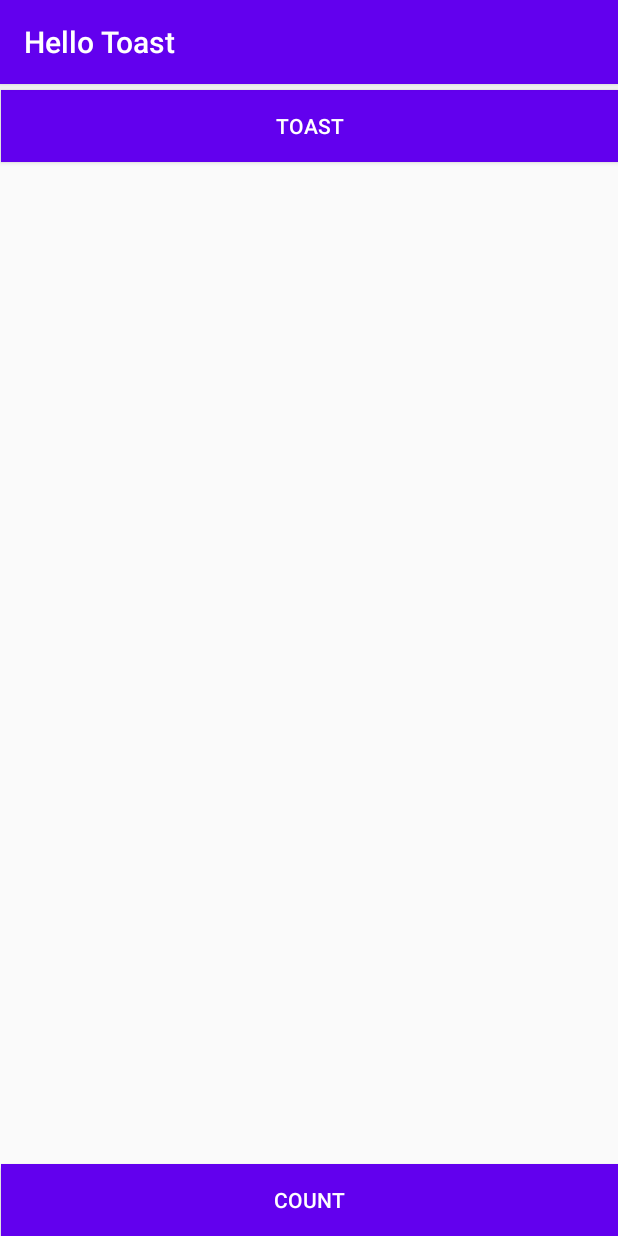
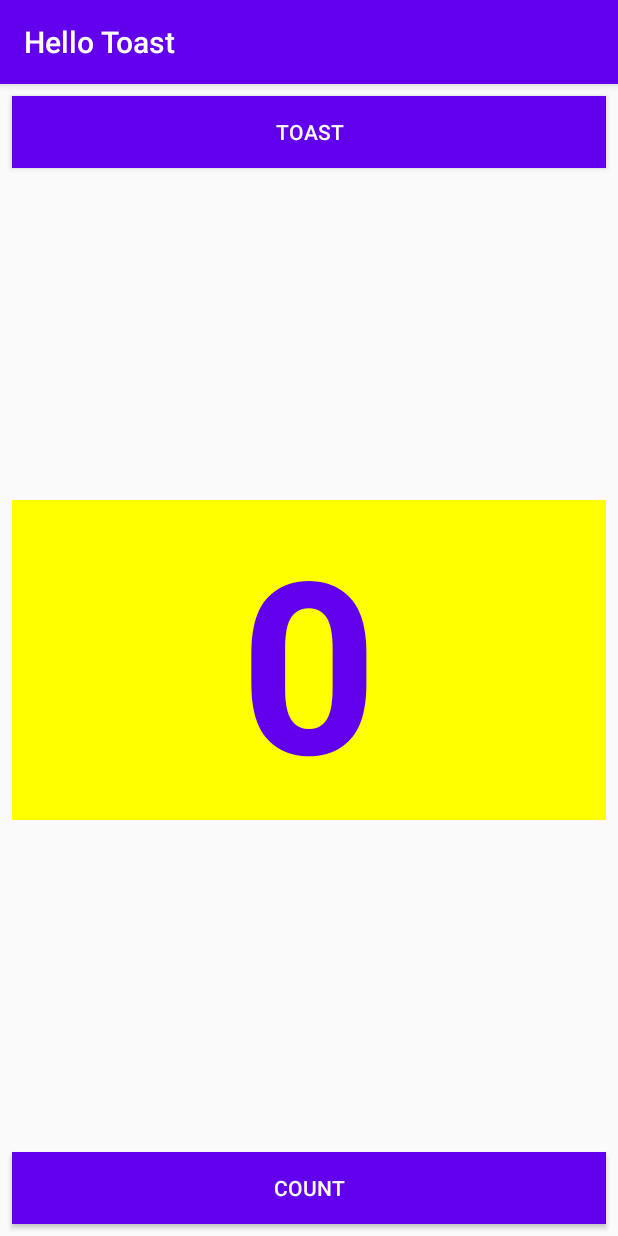
Before and after one commit to jangevaert-design/.developer-android-hello-toast, an Android app: the screen it shows after launch (MainActivity), on a phone screen of 412 x 824 dp. Run offline under Robolectric (Android 15) with nearby library versions, the phone set to English and light mode, and no system bars.

Commit message:
Added the onCreate method for both buttons and installed a counter.

```diff
--- a/app/src/main/java/edu/cnm/deepdive/hellotoast/MainActivity.java
+++ b/app/src/main/java/edu/cnm/deepdive/hellotoast/MainActivity.java
@@ -1,13 +1,32 @@
 package edu.cnm.deepdive.hellotoast;
 
+import android.view.View;
+import android.widget.TextView;
+import android.widget.Toast;
 import androidx.appcompat.app.AppCompatActivity;
 import android.os.Bundle;
 
 public class MainActivity extends AppCompatActivity {
+  private int mCount = 0;
+  private TextView mShowCount;
+
 
   @Override
   protected void onCreate(Bundle savedInstanceState) {
     super.onCreate(savedInstanceState);
     setContentView(R.layout.activity_main);
+    mShowCount = findViewById(R.id.show_count);
+  }
+
+  public void showToast(View view) {
+    Toast toast = Toast.makeText(this, R.string.toast_message, Toast.LENGTH_SHORT);
+    toast.show();
+  }
+
+  public void countUp(View view) {
+    mCount++;
+    if(mShowCount != null) {
+      mShowCount.setText(Integer.toString(mCount));
+    }
   }
 }
--- a/app/src/main/res/layout/activity_main.xml
+++ b/app/src/main/res/layout/activity_main.xml
@@ -8,21 +8,46 @@
   tools:context=".MainActivity">
   <Button
     android:id="@+id/button_toast"
-    android:layout_width="411dp"
+    android:layout_width="0dp"
     android:layout_height="wrap_content"
-    android:layout_marginTop="4dp"
+    android:layout_marginEnd="8dp"
+    android:layout_marginStart="8dp"
+    android:layout_marginTop="8dp"
     android:background="@color/colorPrimary"
-    android:text="Toast"
+    android:text="@string/button_label_toast"
     android:textColor="@android:color/white"
     app:layout_constraintEnd_toEndOf="parent"
-    app:layout_constraintTop_toTopOf="parent"/>
+    app:layout_constraintStart_toStartOf="parent"
+    app:layout_constraintTop_toTopOf="parent"
+    android:onClick="showToast"/>
   <Button
     android:id="@+id/button_count"
-    android:layout_width="411dp"
+    android:layout_width="0dp"
     android:layout_height="wrap_content"
+    android:layout_marginBottom="8dp"
+    android:layout_marginEnd="8dp"
+    android:layout_marginStart="8dp"
     android:background="@color/colorPrimary"
-    android:text="Count"
+    android:text="@string/button_label_count"
     android:textColor="@android:color/white"
     app:layout_constraintBottom_toBottomOf="parent"
-    app:layout_constraintEnd_toEndOf="parent"/>
+    app:layout_constraintStart_toStartOf="parent"
+    app:layout_constraintEnd_toEndOf="parent"
+    android:onClick="countUp"/>
+  <TextView
+    android:id="@+id/show_count"
+    android:textStyle="bold"
+    android:layout_width="0dp"
+    android:layout_height="wrap_content"
+    android:layout_marginStart="8dp"
+    android:layout_marginEnd="8dp"
+    android:background="#FFFF00"
+    android:text="@string/count_initial_value"
+    android:textAlignment="center"
+    android:textColor="@color/colorPrimary"
+    android:textSize="160sp"
+    app:layout_constraintBottom_toTopOf="@+id/button_count"
+    app:layout_constraintEnd_toEndOf="parent"
+    app:layout_constraintStart_toStartOf="parent"
+    app:layout_constraintTop_toBottomOf="@+id/button_toast"/>
 </androidx.constraintlayout.widget.ConstraintLayout>
--- a/app/src/main/res/values/strings.xml
+++ b/app/src/main/res/values/strings.xml
@@ -1,3 +1,7 @@
 <resources>
   <string name="app_name">Hello Toast</string>
+  <string name="button_label_toast">Toast</string>
+  <string name="button_label_count">Count</string>
+  <string name="count_initial_value">0</string>
+  <string name="toast_message">Hello Toast</string>
 </resources>
```
